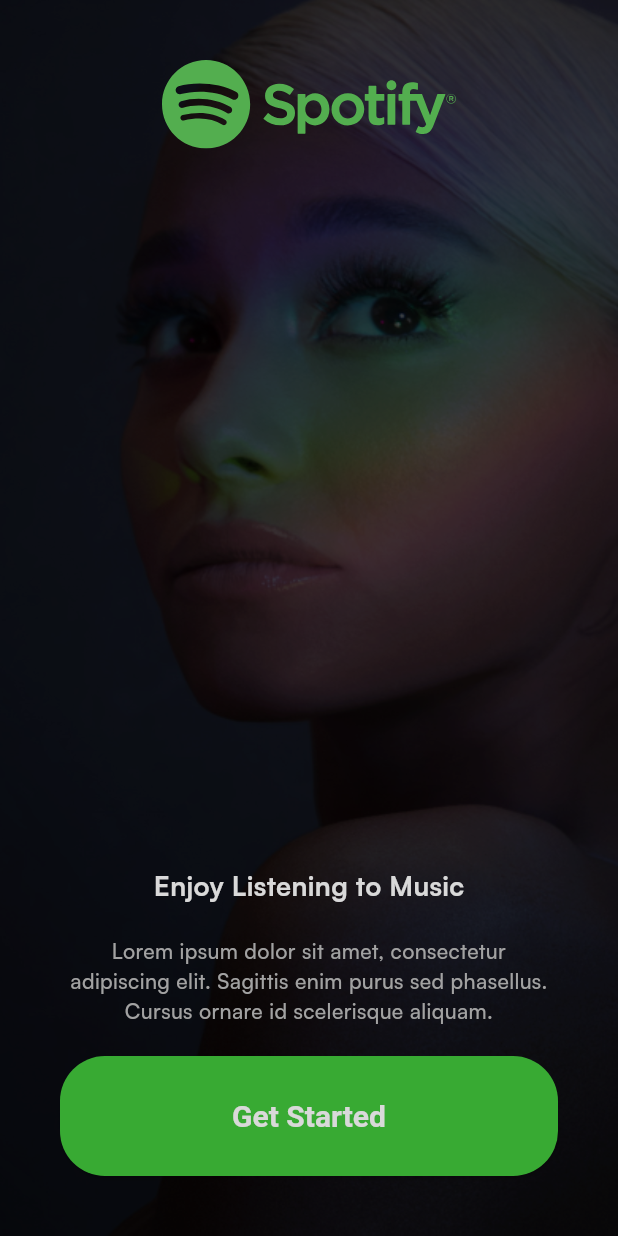
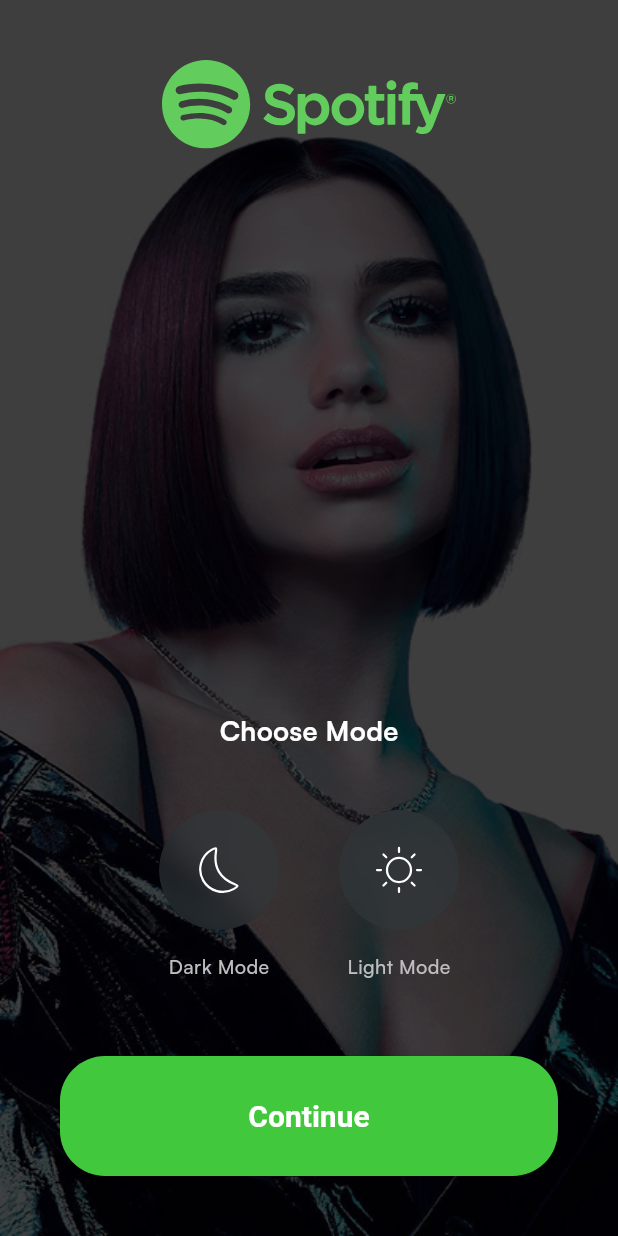
Before and after one commit to NadilGT/spotify-clone, a Flutter app: the screen it shows after launch, after a tap on "Get Started", on a phone screen of 412 x 824 dp. Run offline on Flutter 3.47's test engine with Material 3 defaults, Android fonts, the phone set to English and light mode, and no system bars; our stand-ins replace flutter_bloc, flutter_svg, hydrated_bloc.

Commit message:
Implement the choose mode logic

```diff
--- a/lib/core/configs/assets/app_images.dart
+++ b/lib/core/configs/assets/app_images.dart
@@ -2,4 +2,5 @@ class AppImages {
   static const String basePath = 'assets/images/';
 
   static const String introBG = '${basePath}intro_bg.png';
+  static const String chooseModeBG = '${basePath}choose_mode_bg.png';
 }
--- a/lib/core/configs/assets/app_vectors.dart
+++ b/lib/core/configs/assets/app_vectors.dart
@@ -3,4 +3,6 @@ class AppVectors {
   static const String format = '.svg';
 
   static const String logo = '${basePath}spotify_logo$format';
+  static const String sun = '${basePath}sun$format';
+  static const String moon = '${basePath}moon$format';
 }
--- a/lib/main.dart
+++ b/lib/main.dart
@@ -1,8 +1,19 @@
+import 'package:flutter/foundation.dart';
 import 'package:flutter/material.dart';
+import 'package:hydrated_bloc/hydrated_bloc.dart';
+import 'package:path_provider/path_provider.dart';
+import 'package:flutter_bloc/flutter_bloc.dart';
 import 'package:spotify/core/configs/theme/app_theme.dart';
+import 'package:spotify/presentation/choose_mode/bloc/theme_cubit.dart';
 import 'package:spotify/presentation/splash/pages/splash.dart';
 
-void main(){
+Future<void> main() async {
+  WidgetsFlutterBinding.ensureInitialized();
+  HydratedBloc.storage = await HydratedStorage.build(
+    storageDirectory: kIsWeb
+        ? HydratedStorageDirectory.web
+        : HydratedStorageDirectory((await getTemporaryDirectory()).path),
+  );
   runApp(MyApp());
 }
 
@@ -11,10 +22,19 @@ class MyApp extends StatelessWidget {
 
   @override
   Widget build(BuildContext context) {
-    return MaterialApp(
-      debugShowCheckedModeBanner: false,
-      theme: AppTheme.lightTheme,
-      home: SplasgPage(),
+    return MultiBlocProvider(
+      providers: [
+        BlocProvider(create: (_) => ThemeCubit())
+      ],
+      child: BlocBuilder<ThemeCubit,ThemeMode>(
+        builder: (context, mode) => MaterialApp(
+          debugShowCheckedModeBanner: false,
+          theme: AppTheme.lightTheme,
+          darkTheme: AppTheme.darkTheme,
+          themeMode: mode,
+          home: SplasgPage(),
+        ),
+      ),
     );
   }
 }
--- /dev/null
+++ b/lib/presentation/choose_mode/bloc/theme_cubit.dart
@@ -0,0 +1,19 @@
+import 'package:flutter/material.dart';
+import 'package:hydrated_bloc/hydrated_bloc.dart';
+
+class ThemeCubit extends HydratedCubit<ThemeMode>{
+  ThemeCubit() : super(ThemeMode.system);
+
+  void updateTheme(ThemeMode themeMode) => emit(themeMode);
+
+  @override
+  ThemeMode? fromJson(Map<String, dynamic> json) {
+    return ThemeMode.values[json['theme'] as int];
+  }
+
+  @override
+  Map<String, dynamic>? toJson(ThemeMode state) {
+    return {'theme': state.index};
+  }
+
+}
--- /dev/null
+++ b/lib/presentation/choose_mode/pages/choose_mode.dart
@@ -0,0 +1,145 @@
+import 'dart:ui';
+
+import 'package:flutter/material.dart';
+import 'package:flutter_bloc/flutter_bloc.dart';
+import 'package:flutter_svg/svg.dart';
+import 'package:spotify/presentation/choose_mode/bloc/theme_cubit.dart';
+
+import '../../../common/widgets/button/basic_app_button.dart';
+import '../../../core/configs/assets/app_images.dart';
+import '../../../core/configs/assets/app_vectors.dart';
+import '../../../core/configs/theme/app_colors.dart';
+
+class ChooseModePage extends StatelessWidget {
+  const ChooseModePage({super.key});
+
+  @override
+  Widget build(BuildContext context) {
+    return Scaffold(
+      body: Stack(
+        children: [
+          Container(
+            padding: EdgeInsets.symmetric(vertical: 40, horizontal: 40),
+            decoration: BoxDecoration(
+              image: DecorationImage(
+                fit: BoxFit.fill,
+                image: AssetImage(AppImages.chooseModeBG),
+              ),
+            ),
+          ),
+          Container(color: Colors.black.withOpacity(0.15)),
+          Padding(
+            padding: const EdgeInsets.symmetric(
+              horizontal: 40,
+              vertical: 40
+            ),
+            child: Column(
+                children: [
+                  Align(
+                    alignment: Alignment.topCenter,
+                    child: SvgPicture.asset(AppVectors.logo),
+                  ),
+                  Spacer(),
+                  Text(
+                    "Choose Mode",
+                    style: TextStyle(
+                      fontWeight: FontWeight.bold,
+                      fontSize: 18,
+                      color: Colors.white,
+                    ),
+                  ),
+                  SizedBox(height: 40),
+                  Row(
+                    mainAxisAlignment: MainAxisAlignment.center,
+                    children: [
+                      Column(
+                        children: [
+                          GestureDetector(
+                            onTap: () {
+                              context.read<ThemeCubit>().updateTheme(ThemeMode.dark);
+                            },
+                            child: ClipOval(
+                              child: BackdropFilter(
+                                filter: ImageFilter.blur(sigmaX: 10, sigmaY: 10),
+                                child: Container(
+                                  width: 80,
+                                  height: 80,
+                                  decoration: BoxDecoration(
+                                    color: Color(0xFF30393C).withOpacity(0.5),
+                                    shape: BoxShape.circle
+                                  ),
+                                  child: SvgPicture.asset(
+                                    AppVectors.moon,
+                                    fit: BoxFit.none,
+                                    ),
+                                ),
+                              ),
+                            ),
+                          ),
+                          SizedBox(height: 15),
+                          Text(
+                            "Dark Mode",
+                            style: TextStyle(
+                              fontWeight: FontWeight.w500,
+                              fontSize: 13,
+                              color: AppColors.grey
+                            ),
+                            )
+                        ],
+                      ),
+                      SizedBox(width: 40),
+                      Column(
+                        children: [
+                          GestureDetector(
+                            onTap: () {
+                              context.read<ThemeCubit>().updateTheme(ThemeMode.light);
+                            },
+                            child: ClipOval(
+                              child: BackdropFilter(
+                                filter: ImageFilter.blur(sigmaX: 10, sigmaY: 10),
+                                child: Container(
+                                  width: 80,
+                                  height: 80,
+                                  decoration: BoxDecoration(
+                                    color: Color(0xFF30393C).withOpacity(0.5),
+                                    shape: BoxShape.circle
+                                  ),
+                                  child: SvgPicture.asset(
+                                    AppVectors.sun,
+                                    fit: BoxFit.none,
+                                    ),
+                                ),
+                              ),
+                            ),
+                          ),
+                          SizedBox(height: 15),
+                          Text(
+                            "Light Mode",
+                            style: TextStyle(
+                              fontWeight: FontWeight.w500,
+                              fontSize: 13,
+                              color: AppColors.grey
+                            ),
+                            )
+                        ],
+                      ),
+                    ],
+                  ),
+                  SizedBox(height: 50),
+                  BasicAppButton(
+                    onPressed: () {
+                      Navigator.push(
+                        context,
+                        MaterialPageRoute(builder: (context) => ChooseModePage()),
+                      );
+                    },
+                    title: 'Continue',
+                  ),
+                ],
+              ),
+          ),
+        ],
+      ),
+    );
+  }
+}
--- a/lib/presentation/intro/pages/get_started.dart
+++ b/lib/presentation/intro/pages/get_started.dart
@@ -4,6 +4,7 @@ import 'package:spotify/common/widgets/button/basic_app_button.dart';
 import 'package:spotify/core/configs/assets/app_images.dart';
 import 'package:spotify/core/configs/assets/app_vectors.dart';
 import 'package:spotify/core/configs/theme/app_colors.dart';
+import 'package:spotify/presentation/choose_mode/pages/choose_mode.dart';
 
 class GetStartedPage extends StatelessWidget {
   const GetStartedPage({super.key});
@@ -14,15 +15,19 @@ class GetStartedPage extends StatelessWidget {
       body: Stack(
         children: [
           Container(
-            padding: EdgeInsets.symmetric(
-              vertical: 40,
-              horizontal: 40,
-            ),
+            padding: EdgeInsets.symmetric(vertical: 40, horizontal: 40),
             decoration: BoxDecoration(
               image: DecorationImage(
                 fit: BoxFit.fill,
                 image: AssetImage(AppImages.introBG),
               ),
+            ),
+          ),
+          Container(color: Colors.black.withOpacity(0.15)),
+          Padding(
+            padding: const EdgeInsets.symmetric(
+              horizontal: 40,
+              vertical: 40
             ),
             child: Column(
                 children: [
@@ -49,15 +54,19 @@ class GetStartedPage extends StatelessWidget {
                     ),
                     textAlign: TextAlign.center,
                   ),
-                SizedBox(height: 20,),
+                  SizedBox(height: 20),
                   BasicAppButton(
-                  onPressed: (){},
-                  title: 'Get Started'
+                    onPressed: () {
+                      Navigator.push(
+                        context,
+                        MaterialPageRoute(builder: (context) => ChooseModePage()),
+                      );
+                    },
+                    title: 'Get Started',
                   ),
                 ],
               ),
           ),
-          Container(color: Colors.black.withOpacity(0.15)),
         ],
       ),
     );
--- a/pubspec.yaml
+++ b/pubspec.yaml
@@ -35,6 +35,9 @@ dependencies:
   # Use with the CupertinoIcons class for iOS style icons.
   cupertino_icons: ^1.0.8
   flutter_svg:
+  flutter_bloc:
+  hydrated_bloc:
+  path_provider:
 
 dev_dependencies:
   flutter_test:
```
Also changed, not shown: assets/images/choose_mode_bg.png (added), assets/vectors/moon.svg (added), assets/vectors/sun.svg (added), pubspec.lock, 1 other file. Lines whose indentation alone changed are shown as unchanged.
